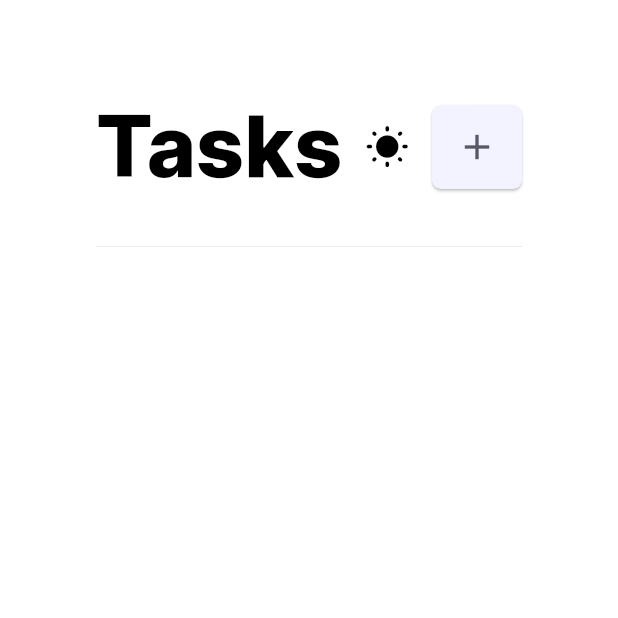
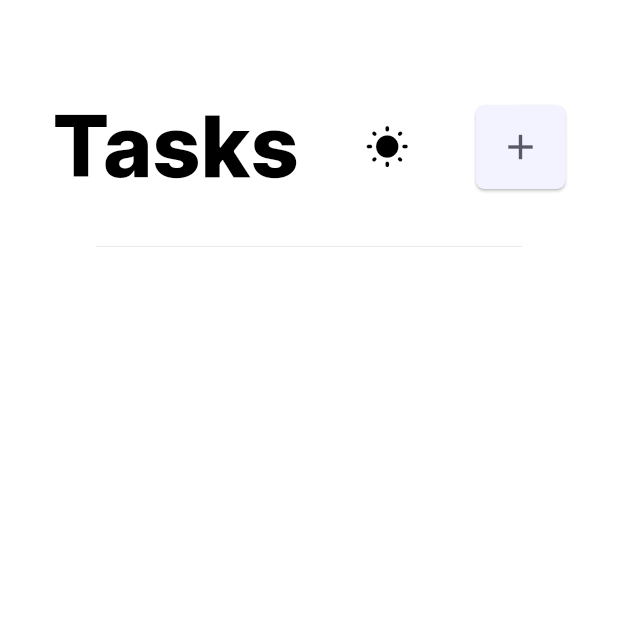
Before and after one commit to kkkivannn/ToDO-list, a Flutter app: the screen it shows after launch, on a phone screen of 412 x 824 dp, the top half of it. Run offline on Flutter 3.47's test engine with Material 2 defaults, Android fonts, the phone set to English and light mode, and no system bars; our stand-ins replace hive, hive_flutter; accounts and stored records are empty.

Commit message:
fixed overflow pixels

```diff
--- a/lib/task.dart
+++ b/lib/task.dart
@@ -29,9 +29,10 @@ class _TaskPageState extends State<TaskPage> {
         child: Column(
           children: [
             Row(
+              mainAxisAlignment: MainAxisAlignment.spaceEvenly,
               children: [
                 Container(
-                  padding: EdgeInsets.only(left: 64, top: 64),
+                  padding: EdgeInsets.only(top: 64),
                   child: Text(
                     "Tasks",
                     style: TextStyle(
@@ -41,7 +42,7 @@ class _TaskPageState extends State<TaskPage> {
                     ),
                   ),
                 ),
-                Spacer(),
+                // Spacer(),
                 Container(
                   padding: EdgeInsets.only(top: 64),
                   child: IconButton(
@@ -68,9 +69,9 @@ class _TaskPageState extends State<TaskPage> {
                               size: 30,
                             )),
                 ),
-                Spacer(),
+                // Spacer(),
                 Container(
-                  padding: EdgeInsets.only(top: 64, right: 64),
+                  padding: EdgeInsets.only(top: 64),
                   child: ButtonTheme(
                     height: 56,
                     minWidth: 56,
@@ -153,8 +154,6 @@ class _TaskPageState extends State<TaskPage> {
               child: Container(
                 padding: EdgeInsets.only(
                   top: 32,
-                  left: 64,
-                  right: 64,
                 ),
                 child: ListView.builder(
                   itemCount: isDoneTask.length,
```
